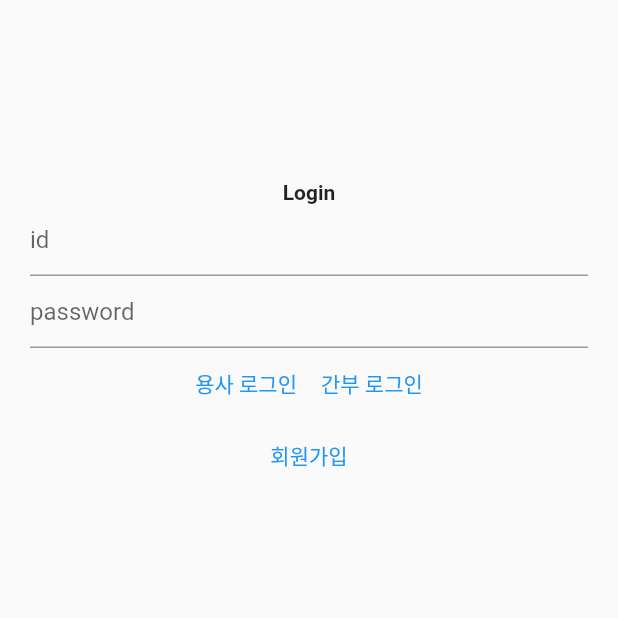
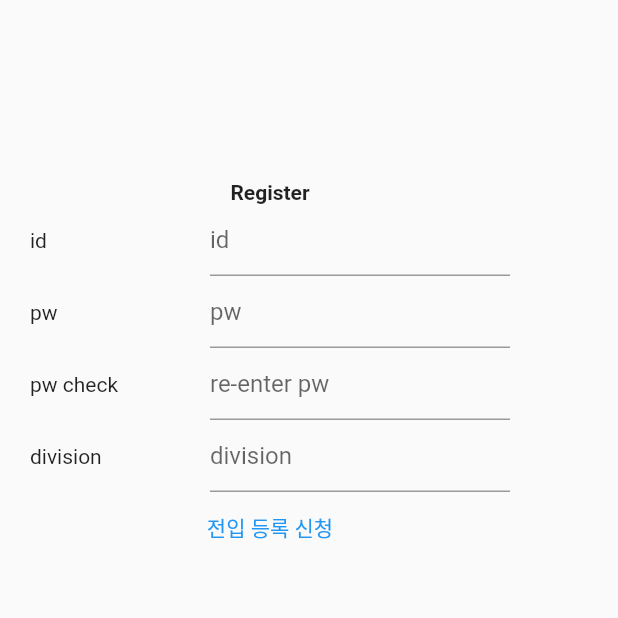
Before and after one commit to osamhack2021/app_web_IoT_UMCS_Team60, a Flutter app: the screen it shows after launch, on a phone screen of 412 x 824 dp, the top half of it. Run offline on Flutter 3.47's test engine with Material 2 defaults, Android fonts, the light colour scheme and no system bars.

Commit message:
feat(app) : #7 made register_page scaffold
close #7

```diff
--- /dev/null
+++ b/APP/ucms/lib/login/register_page.dart
@@ -0,0 +1,57 @@
+import 'package:flutter/cupertino.dart';
+import 'package:flutter/material.dart';
+import 'package:flutter/widgets.dart';
+
+class RegisterPage extends StatelessWidget {
+  const RegisterPage({Key? key}) : super(key: key);
+
+  @override
+  Widget build(BuildContext context) {
+    return MaterialApp(
+      home: Scaffold(
+        body: Container(
+          constraints: const BoxConstraints(maxWidth: 360, maxHeight: 800),
+          padding: const EdgeInsets.all(20.0),
+          child: Align(
+            alignment: Alignment.center,
+            child: ListView(
+              // ignore: prefer_const_literals_to_create_immutables
+              children: [
+                const SizedBox(height: 100),
+                const Text("Register",
+                    style: TextStyle(fontWeight: FontWeight.bold),
+                    textAlign: TextAlign.center),
+                _buildInputs("id", "id"),
+                _buildInputs("pw", "pw"),
+                _buildInputs("pw check", "re-enter pw"),
+                _buildInputs("division", "division"),
+                TextButton(
+                  onPressed: () {},
+                  child: const Text("전입 등록 신청", textAlign: TextAlign.center),
+                ),
+              ],
+            ),
+          ),
+        ),
+      ),
+    );
+  }
+
+  Widget _buildInputs(String name, String hint) {
+    return Row(
+      mainAxisAlignment: MainAxisAlignment.spaceBetween,
+      children: [
+        Text(name),
+        const Spacer(),
+        Container(
+          constraints: const BoxConstraints(maxWidth: 200, minWidth: 200),
+          child: TextField(
+            decoration: InputDecoration(
+              hintText: hint,
+            ),
+          ),
+        ),
+      ],
+    );
+  }
+}
--- a/APP/ucms/lib/main.dart
+++ b/APP/ucms/lib/main.dart
@@ -1,5 +1,6 @@
 import 'package:flutter/material.dart';
 import 'package:ucms/login/login_page.dart';
+import 'package:ucms/login/register_page.dart';
 
 void main() {
   runApp(const MyApp());
@@ -24,9 +25,10 @@
           ), //styleFrom
         ),
       ),
-      initialRoute: "/login",
+      initialRoute: "/register",
       routes: {
         "/login": (context) => const LoginPage(),
+        "/register" : (context) => const RegisterPage(),
       },
     );
   }
```
Also changed, not shown: 4 other files.
